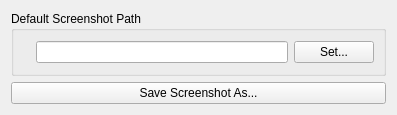
SCIInstitute/SCIRun, file src/Interface/Modules/Render/Screenshot.ui: the form before one commit.
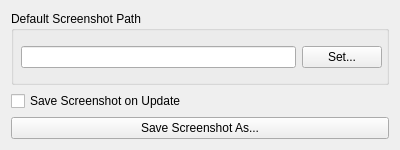
The form after the commit.

Commit message: Move screenshot on update checkbox to screenshot gui

```diff
--- a/src/Interface/Modules/Render/Screenshot.ui
+++ b/src/Interface/Modules/Render/Screenshot.ui
@@ -6,14 +6,14 @@
    <rect>
     <x>0</x>
     <y>0</y>
-    <width>397</width>
-    <height>115</height>
+    <width>400</width>
+    <height>150</height>
    </rect>
   </property>
   <property name="minimumSize">
    <size>
-    <width>337</width>
-    <height>115</height>
+    <width>400</width>
+    <height>150</height>
    </size>
   </property>
   <property name="windowTitle">
@@ -25,14 +25,32 @@
      <property name="title">
       <string>Default Screenshot Path</string>
      </property>
-     <layout class="QHBoxLayout" name="horizontalLayout_2">
-      <item>
        <widget class="QLabel" name="label">
+      <property name="geometry">
+       <rect>
+        <x>15</x>
+        <y>33</y>
+        <width>16</width>
+        <height>16</height>
+       </rect>
+      </property>
         <property name="text">
          <string/>
         </property>
        </widget>
-      </item>
+     <widget class="QWidget" name="">
+      <property name="geometry">
+       <rect>
+        <x>10</x>
+        <y>30</y>
+        <width>361</width>
+        <height>33</height>
+       </rect>
+      </property>
+      <layout class="QHBoxLayout" name="horizontalLayout">
+       <property name="sizeConstraint">
+        <enum>QLayout::SetDefaultConstraint</enum>
+       </property>
       <item>
        <widget class="QLineEdit" name="defaultScreenshotPath_"/>
       </item>
@@ -47,6 +65,14 @@
        </widget>
       </item>
      </layout>
+     </widget>
+    </widget>
+   </item>
+   <item>
+    <widget class="QCheckBox" name="saveScreenShotOnUpdateCheckBox_">
+     <property name="text">
+      <string>Save Screenshot on Update</string>
+     </property>
     </widget>
    </item>
    <item>
```
Lines whose indentation alone changed are shown as unchanged. The commit also changes 2 other files.
